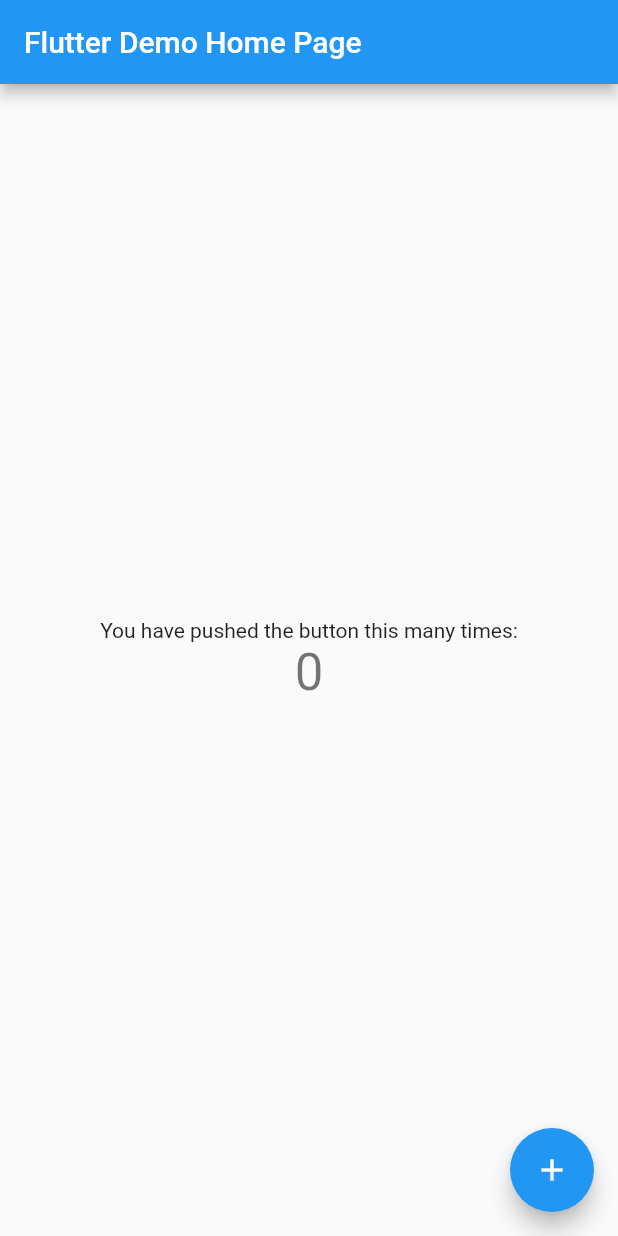
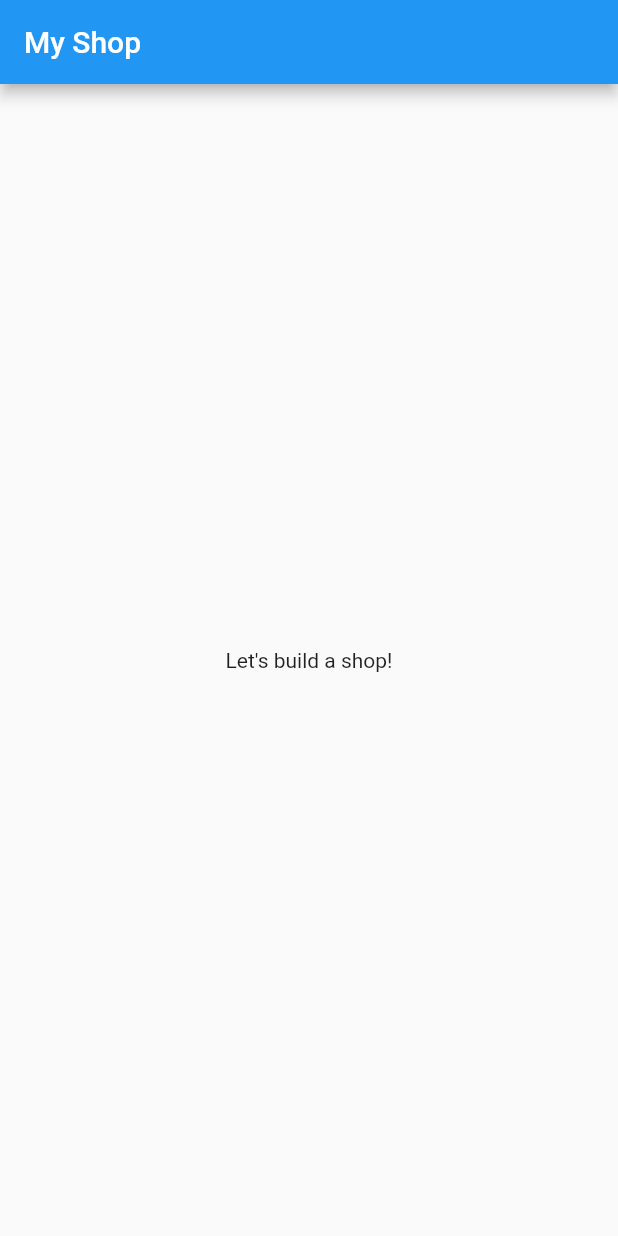
Before and after one commit to Qubits-01/fp-shop-app, a Flutter app: the screen it shows after launch, on a phone screen of 412 x 824 dp. Run offline on Flutter 3.47's test engine with Material 2 defaults, Android fonts, the phone set to English and light mode, and no system bars.

Commit message:
Define a product data model

```diff
--- a/lib/main.dart
+++ b/lib/main.dart
@@ -1,117 +1,33 @@
 import 'package:flutter/material.dart';
 
-void main() {
-  runApp(MyApp());
-}
+void main() => runApp(MyApp());
 
 class MyApp extends StatelessWidget {
-  // This widget is the root of your application.
   @override
   Widget build(BuildContext context) {
     return MaterialApp(
-      title: 'Flutter Demo',
+      title: 'My Shop',
       theme: ThemeData(
-        // This is the theme of your application.
-        //
-        // Try running your application with "flutter run". You'll see the
-        // application has a blue toolbar. Then, without quitting the app, try
-        // changing the primarySwatch below to Colors.green and then invoke
-        // "hot reload" (press "r" in the console where you ran "flutter run",
-        // or simply save your changes to "hot reload" in a Flutter IDE).
-        // Notice that the counter didn't reset back to zero; the application
-        // is not restarted.
         primarySwatch: Colors.blue,
-        // This makes the visual density adapt to the platform that you run
-        // the app on. For desktop platforms, the controls will be smaller and
-        // closer together (more dense) than on mobile platforms.
-        visualDensity: VisualDensity.adaptivePlatformDensity,
       ),
-      home: MyHomePage(title: 'Flutter Demo Home Page'),
+      home: MyHomePage(),
     );
   }
 }
 
-class MyHomePage extends StatefulWidget {
-  MyHomePage({Key key, this.title}) : super(key: key);
-
-  // This widget is the home page of your application. It is stateful, meaning
-  // that it has a State object (defined below) that contains fields that affect
-  // how it looks.
-
-  // This class is the configuration for the state. It holds the values (in this
-  // case the title) provided by the parent (in this case the App widget) and
-  // used by the build method of the State. Fields in a Widget subclass are
-  // always marked "final".
-
-  final String title;
-
-  @override
-  _MyHomePageState createState() => _MyHomePageState();
-}
-
-class _MyHomePageState extends State<MyHomePage> {
-  int _counter = 0;
-
-  void _incrementCounter() {
-    setState(() {
-      // This call to setState tells the Flutter framework that something has
-      // changed in this State, which causes it to rerun the build method below
-      // so that the display can reflect the updated values. If we changed
-      // _counter without calling setState(), then the build method would not be
-      // called again, and so nothing would appear to happen.
-      _counter++;
-    });
-  }
-
+class MyHomePage extends StatelessWidget {
   @override
   Widget build(BuildContext context) {
-    // This method is rerun every time setState is called, for instance as done
-    // by the _incrementCounter method above.
-    //
-    // The Flutter framework has been optimized to make rerunning build methods
-    // fast, so that you can just rebuild anything that needs updating rather
-    // than having to individually change instances of widgets.
     return Scaffold(
       appBar: AppBar(
-        // Here we take the value from the MyHomePage object that was created by
-        // the App.build method, and use it to set our appbar title.
-        title: Text(widget.title),
+        title: const Text('My Shop'),
       ),
-      body: Center(
-        // Center is a layout widget. It takes a single child and positions it
-        // in the middle of the parent.
-        child: Column(
-          // Column is also a layout widget. It takes a list of children and
-          // arranges them vertically. By default, it sizes itself to fit its
-          // children horizontally, and tries to be as tall as its parent.
-          //
-          // Invoke "debug painting" (press "p" in the console, choose the
-          // "Toggle Debug Paint" action from the Flutter Inspector in Android
-          // Studio, or the "Toggle Debug Paint" command in Visual Studio Code)
-          // to see the wireframe for each widget.
-          //
-          // Column has various properties to control how it sizes itself and
-          // how it positions its children. Here we use mainAxisAlignment to
-          // center the children vertically; the main axis here is the vertical
-          // axis because Columns are vertical (the cross axis would be
-          // horizontal).
-          mainAxisAlignment: MainAxisAlignment.center,
-          children: <Widget>[
-            Text(
-              'You have pushed the button this many times:',
-            ),
-            Text(
-              '$_counter',
-              style: Theme.of(context).textTheme.headline4,
-            ),
-          ],
+      body: const Center(
+        child: Text(
+          // ignore: avoid_escaping_inner_quotes
+          'Let\'s build a shop!',
         ),
       ),
-      floatingActionButton: FloatingActionButton(
-        onPressed: _incrementCounter,
-        tooltip: 'Increment',
-        child: Icon(Icons.add),
-      ), // This trailing comma makes auto-formatting nicer for build methods.
     );
   }
 }
--- /dev/null
+++ b/lib/screens/products_overview_screen.dart
@@ -0,0 +1,8 @@
+import 'package:flutter/material.dart';
+
+class ProductsOverviewScreen extends StatelessWidget {
+  @override
+  Widget build(BuildContext context) {
+    return Container();
+  }
+}
```
Also changed, not shown: lib/models/product.dart (added, +19 -0 lines), 1 other file.
